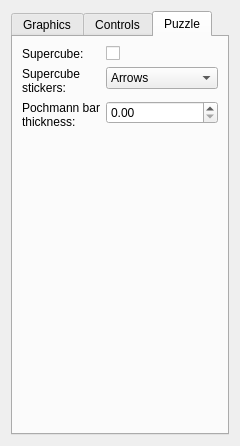
This is settingswindow.ui in benwh1/cubesim as Qt 5 draws it before an edit. The edited form follows.
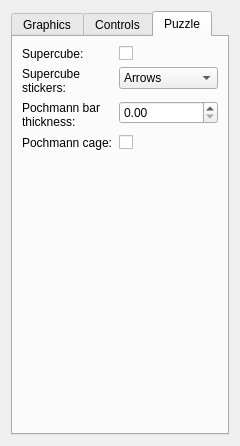
This is the edited form. The open tabs and pages were chosen to show the change. Custom widgets are drawn as their Qt base class.

Commit message: Added pochmann cage setting

Diff of the .ui file:
```diff
--- a/settingswindow.ui
+++ b/settingswindow.ui
@@ -279,6 +279,20 @@
            </property>
           </widget>
          </item>
+         <item row="3" column="0">
+          <widget class="QLabel" name="label_18">
+           <property name="text">
+            <string>Pochmann cage:</string>
+           </property>
+          </widget>
+         </item>
+         <item row="3" column="1">
+          <widget class="QCheckBox" name="pochmannCageCheckBox">
+           <property name="text">
+            <string/>
+           </property>
+          </widget>
+         </item>
         </layout>
        </item>
       </layout>
```
The commit also changes 7 other files.
